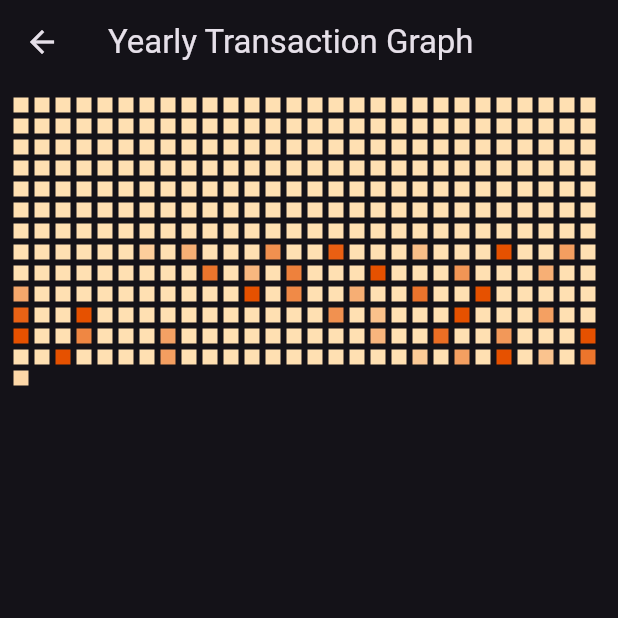
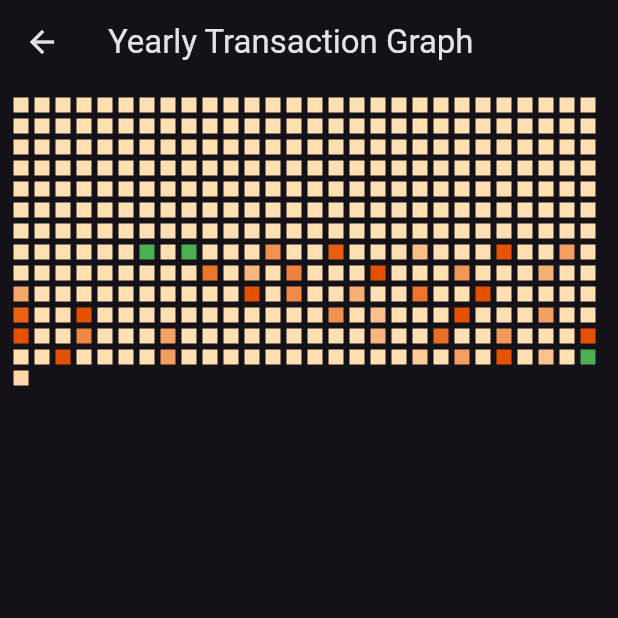
Before and after one commit to Afroz-Shaikh/github_timeline_widget, a Flutter app: the screen it shows after launch, after a tap on the "north east" icon, on a phone screen of 412 x 824 dp, the top half of it. Run offline on Flutter 3.47's test engine with Material 3 defaults, Android fonts, the phone set to English and light mode, and no system bars.

Commit message:
Fix: minor updates

```diff
--- a/lib/horizontal_page.dart
+++ b/lib/horizontal_page.dart
@@ -1,5 +1,5 @@
 import 'package:flutter/material.dart';
-import 'package:github_timeline/mocktransactions.dart';
+import 'package:github_timeline/utils/mocktransactions.dart';
 import 'package:github_timeline/screens/widgets/grid_tile_view_graph.dart';
 
 class HorizontalPage extends StatefulWidget {
--- a/lib/screens/credit_transaction_page.dart
+++ b/lib/screens/credit_transaction_page.dart
@@ -1,5 +1,5 @@
 import 'package:flutter/material.dart';
-import 'package:github_timeline/mocktransactions.dart';
+import 'package:github_timeline/utils/mocktransactions.dart';
 import 'package:github_timeline/models/models.dart';
 import 'package:github_timeline/screens/widgets/app_bar.dart';
 import 'package:github_timeline/screens/widgets/base_time_line_widget.dart';
@@ -40,9 +40,9 @@ class _CardTransactionsPageState extends State<CardTransactionsPage> {
   DraggableScrollableSheet buildScrollableSheet() {
     return DraggableScrollableSheet(
       snap: true,
-      initialChildSize: 0.4,
-      snapSizes: const [0.4, 0.6],
-      minChildSize: 0.4,
+      initialChildSize: 0.3,
+      snapSizes: const [0.3, 0.4],
+      minChildSize: 0.2,
       builder: (BuildContext context, scrollController) {
         return Container(
           clipBehavior: Clip.hardEdge,
@@ -138,9 +138,12 @@ class _CardTransactionsPageState extends State<CardTransactionsPage> {
             alignment: Alignment.topLeft,
             child: Row(
               children: [
-                Text(
-                  'Current Billing Cycle Spedings ${kcycleStartDate.difference(DateTime.now()).inDays} days left',
-                  style: const TextStyle(color: Colors.white),
+                Padding(
+                  padding: const EdgeInsets.symmetric(horizontal: 12),
+                  child: Text(
+                    'Current Billing Cycle Spedings ${kcycleStartDate.difference(DateTime.now()).inDays} days left',
+                    style: const TextStyle(color: Colors.white),
+                  ),
                 ),
               ],
             ),
--- a/lib/screens/widgets/grid_tile_view_graph.dart
+++ b/lib/screens/widgets/grid_tile_view_graph.dart
@@ -18,11 +18,13 @@ class GridTileViewGraph extends StatefulWidget {
 
 class _GridTileViewGraphState extends State<GridTileViewGraph> {
   late final Map<String, double> _transactionMap;
+  late final Map<String, bool> _hasCreditTransactionMap;
 
   @override
   void initState() {
     super.initState();
     _transactionMap = _aggregateTransactions(widget.transactions);
+    _hasCreditTransactionMap = _checkCreditTransactions(widget.transactions);
   }
 
   Map<String, double> _aggregateTransactions(List<Transaction> transactions) {
@@ -31,6 +33,16 @@ class _GridTileViewGraphState extends State<GridTileViewGraph> {
       transactionMap[transaction.date] = transaction.totalAmount;
     }
     return transactionMap;
+  }
+
+  Map<String, bool> _checkCreditTransactions(List<Transaction> transactions) {
+    final creditMap = <String, bool>{};
+    for (final transaction in transactions) {
+      final hasCredit = transaction.transactionDetails
+          .any((detail) => detail.type == ExpenseType.credit);
+      creditMap[transaction.date] = hasCredit;
+    }
+    return creditMap;
   }
 
   @override
@@ -55,9 +67,15 @@ class _GridTileViewGraphState extends State<GridTileViewGraph> {
       final currentDate = firstDayOfYear.add(Duration(days: i));
       final dateString = formatDate(currentDate);
       final amountSpent = _transactionMap[dateString] ?? 0.0;
-      final colorIntensity = (amountSpent / 100).clamp(0.0, 1.0);
-      final color =
-          Color.lerp(Colors.orange[100], Colors.orange[900], colorIntensity)!;
+      final isCreditDay = _hasCreditTransactionMap[dateString] ?? false;
+
+      final color = isCreditDay
+          ? Colors.green
+          : Color.lerp(
+              Colors.orange[100],
+              Colors.orange[900],
+              (amountSpent / 100).clamp(0.0, 1.0),
+            )!;
 
       blocks.add(
         GestureDetector(
```
Also changed, not shown: lib/utils/mocktransactions.dart (renamed from lib/mocktransactions.dart).
